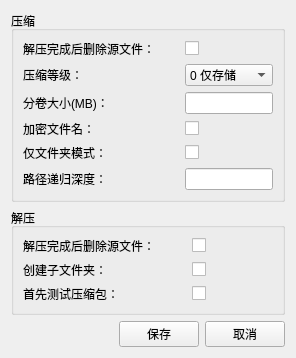
Old version of the form src/ui/PageFor7zSettings.ui in the repository TyroneVeblen/ParWith7z.
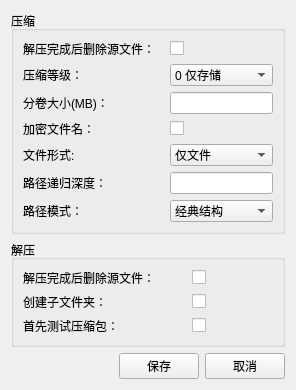
New version of the form.

```diff
--- a/src/ui/PageFor7zSettings.ui
+++ b/src/ui/PageFor7zSettings.ui
@@ -98,20 +98,6 @@
         </property>
        </widget>
       </item>
-      <item row="4" column="0">
-       <widget class="QLabel" name="label_7">
-        <property name="text">
-         <string>仅文件夹模式：</string>
-        </property>
-       </widget>
-      </item>
-      <item row="4" column="1">
-       <widget class="QCheckBox" name="is_folder_only">
-        <property name="text">
-         <string/>
-        </property>
-       </widget>
-      </item>
       <item row="5" column="0">
        <widget class="QLabel" name="label_8">
         <property name="text">
@@ -119,9 +105,56 @@
         </property>
        </widget>
       </item>
+      <item row="4" column="0">
+       <widget class="QLabel" name="label_7">
+        <property name="text">
+         <string>文件形式:</string>
+        </property>
+       </widget>
+      </item>
       <item row="5" column="1">
        <widget class="QLineEdit" name="path_recursion_depth"/>
       </item>
+      <item row="6" column="0">
+       <widget class="QLabel" name="label_10">
+        <property name="text">
+         <string>路径模式：</string>
+        </property>
+       </widget>
+      </item>
+      <item row="6" column="1">
+       <widget class="QComboBox" name="path_mode">
+        <item>
+         <property name="text">
+          <string>经典结构</string>
+         </property>
+        </item>
+        <item>
+         <property name="text">
+          <string>原始结构路径</string>
+         </property>
+        </item>
+       </widget>
+      </item>
+      <item row="4" column="1">
+       <widget class="QComboBox" name="selection_type_fiter">
+        <item>
+         <property name="text">
+          <string>仅文件</string>
+         </property>
+        </item>
+        <item>
+         <property name="text">
+          <string>仅文件夹</string>
+         </property>
+        </item>
+        <item>
+         <property name="text">
+          <string>全部</string>
+         </property>
+        </item>
+       </widget>
+      </item>
      </layout>
     </widget>
    </item>
```
Left out of the diff: 6 changed lines with no effect on the pictures.
